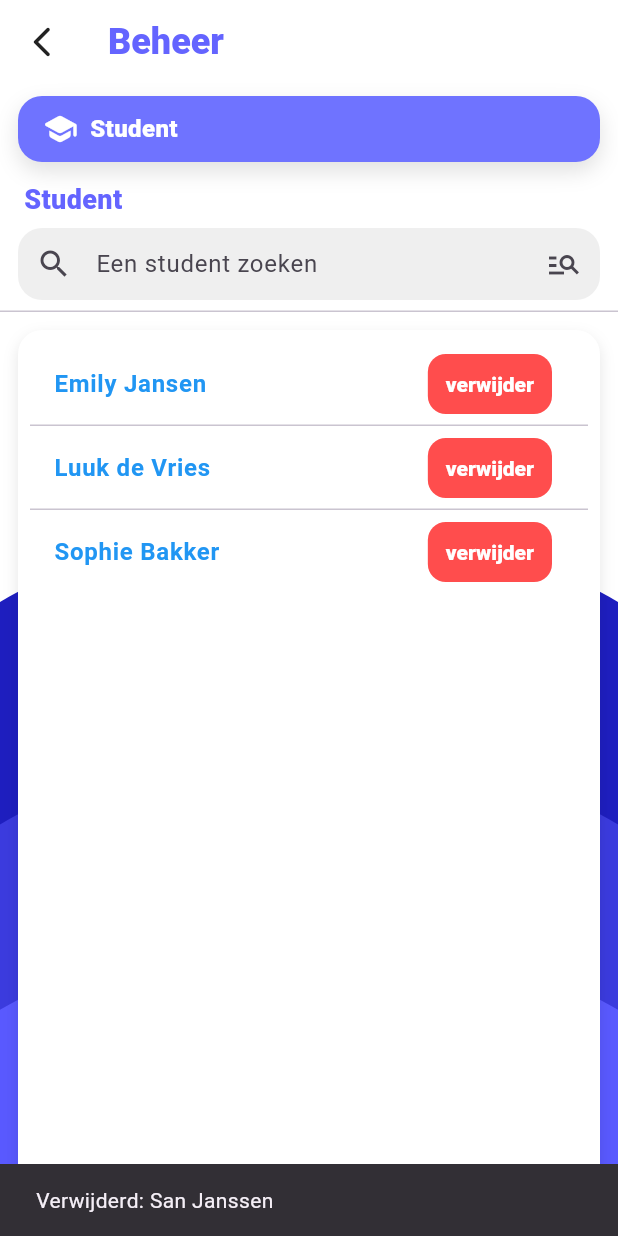
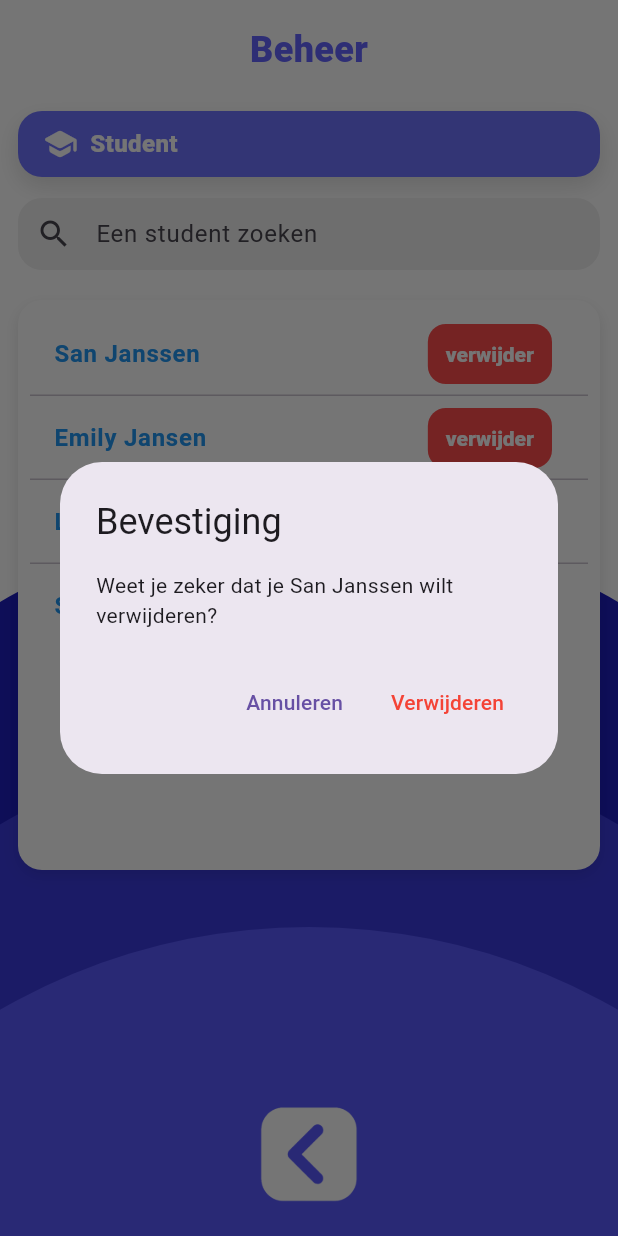
Before and after one commit to ArvidGrob/pro_chatbot, a Flutter app: the StudentDeletePage screen opened directly, after a tap on "verwijder", on a phone screen of 412 x 824 dp. Run offline on Flutter 3.47's test engine with Material 3 defaults, Android fonts, the phone set to English and light mode, and no system bars; our stand-ins replace file_picker, image_picker, speech_to_text; missing offline and left inert: record; accounts and stored records are empty.

Commit message:
Update student_delete

```diff
--- a/pro_chatbot/lib/admindashboard/student_delete.dart
+++ b/pro_chatbot/lib/admindashboard/student_delete.dart
@@ -83,6 +83,37 @@ class _StudentDeletePageState extends State<StudentDeletePage> {
     );
   }
 
+  void _showDeleteConfirmation(BuildContext context, String name) {
+    showDialog(
+      context: context,
+      builder: (BuildContext dialogContext) {
+        return AlertDialog(
+          title: const Text('Bevestiging'),
+          content: Text('Weet je zeker dat je $name wilt verwijderen?'),
+          actions: [
+            TextButton(
+              onPressed: () => Navigator.of(dialogContext).pop(),
+              child: const Text('Annuleren'),
+            ),
+            TextButton(
+              onPressed: () {
+                Navigator.of(dialogContext).pop();
+                StudentStore.instance.removeByName(name);
+                ScaffoldMessenger.of(context).showSnackBar(
+                  SnackBar(content: Text('Verwijderd: $name')),
+                );
+              },
+              style: TextButton.styleFrom(
+                foregroundColor: Colors.red,
+              ),
+              child: const Text('Verwijderen'),
+            ),
+          ],
+        );
+      },
+    );
+  }
+
   @override
   Widget build(BuildContext context) {
     final themeManager = Provider.of<ThemeManager>(context);
@@ -92,15 +123,16 @@ class _StudentDeletePageState extends State<StudentDeletePage> {
       backgroundColor: themeManager.backgroundColor,
       child: Scaffold(
         backgroundColor: Colors.transparent,
-        appBar: AppBar(
-          backgroundColor: Colors.transparent,
-          elevation: 0,
-          leading: IconButton(
-            icon: const Icon(Icons.arrow_back_ios_new_rounded,
-                color: Colors.black87),
-            onPressed: () => Navigator.of(context).maybePop(),
-          ),
-          title: const Text(
+        body: SafeArea(
+          child: Stack(
+            children: [
+              Column(
+                children: [
+                  const SizedBox(height: 16),
+
+                  // Title centered
+                  const Center(
+                    child: Text(
                       'Beheer',
                       style: TextStyle(
                         color: primary,
@@ -108,13 +140,10 @@ class _StudentDeletePageState extends State<StudentDeletePage> {
                         fontWeight: FontWeight.w800,
                       ),
                     ),
-          centerTitle: false,
                   ),
-        body: Stack(
-          children: [
-            SafeArea(
-              child: Column(
-                children: [
+
+                  const SizedBox(height: 16),
+
                   // Blue "Student" header bar
                   Padding(
                     padding: const EdgeInsets.fromLTRB(12, 8, 12, 6),
@@ -151,25 +180,9 @@ class _StudentDeletePageState extends State<StudentDeletePage> {
                     ),
                   ),
 
-                  // Section title
-                  const Padding(
-                    padding: EdgeInsets.fromLTRB(16, 6, 16, 6),
-                    child: Align(
-                      alignment: Alignment.centerLeft,
-                      child: Text(
-                        'Student',
-                        style: TextStyle(
-                          color: primary,
-                          fontSize: 18,
-                          fontWeight: FontWeight.w800,
-                        ),
-                      ),
-                    ),
-                  ),
-
                   // Search field
                   Padding(
-                    padding: const EdgeInsets.fromLTRB(12, 0, 12, 8),
+                    padding: const EdgeInsets.fromLTRB(12, 8, 12, 8),
                     child: TextField(
                       controller: _searchCtrl,
                       focusNode: _searchFocus,
@@ -177,10 +190,6 @@ class _StudentDeletePageState extends State<StudentDeletePage> {
                       decoration: InputDecoration(
                         hintText: 'Een student zoeken',
                         prefixIcon: const Icon(Icons.search),
-                        suffixIcon: IconButton(
-                          icon: const Icon(Icons.manage_search_outlined),
-                          onPressed: _onSearchChanged,
-                        ),
                         filled: true,
                         fillColor: const Color(0xFFEFEFEF),
                         contentPadding: const EdgeInsets.symmetric(
@@ -193,12 +202,13 @@ class _StudentDeletePageState extends State<StudentDeletePage> {
                     ),
                   ),
 
-                  const Divider(height: 0),
-
                   // Current student list in white container
-                  Expanded(
+                  Padding(
+                    padding: const EdgeInsets.all(12),
                     child: Container(
-                      margin: const EdgeInsets.all(12),
+                      constraints: const BoxConstraints(
+                        maxHeight: 380, // Limite la hauteur de la bulle
+                      ),
                       padding: const EdgeInsets.all(8),
                       decoration: BoxDecoration(
                         color: Colors.white,
@@ -246,12 +256,7 @@ class _StudentDeletePageState extends State<StudentDeletePage> {
                                     ),
                                   ),
                                   onPressed: () {
-                                    StudentStore.instance.removeByName(s.name);
-                                    ScaffoldMessenger.of(context).showSnackBar(
-                                      SnackBar(
-                                          content:
-                                              Text('Verwijderd: ${s.name}')),
-                                    );
+                                    _showDeleteConfirmation(context, s.name);
                                   },
                                   child: const Text('verwijder'),
                                 ),
@@ -262,7 +267,26 @@ class _StudentDeletePageState extends State<StudentDeletePage> {
                       ),
                     ),
                   ),
+
+                  const Spacer(), // Espace flexible
                 ],
+              ),
+
+              // Bouton retour en bas centré
+              Positioned(
+                bottom: 20,
+                left: 0,
+                right: 0,
+                child: Center(
+                  child: GestureDetector(
+                    onTap: () => Navigator.of(context).maybePop(),
+                    child: Image.asset(
+                      'assets/images/return.png',
+                      width: 70,
+                      height: 70,
+                      fit: BoxFit.contain,
+                    ),
+                  ),
                 ),
               ),
 
@@ -315,6 +339,7 @@ class _StudentDeletePageState extends State<StudentDeletePage> {
             ],
           ),
         ),
+      ),
     );
   }
 }
```
Lines whose indentation alone changed are shown as unchanged.
